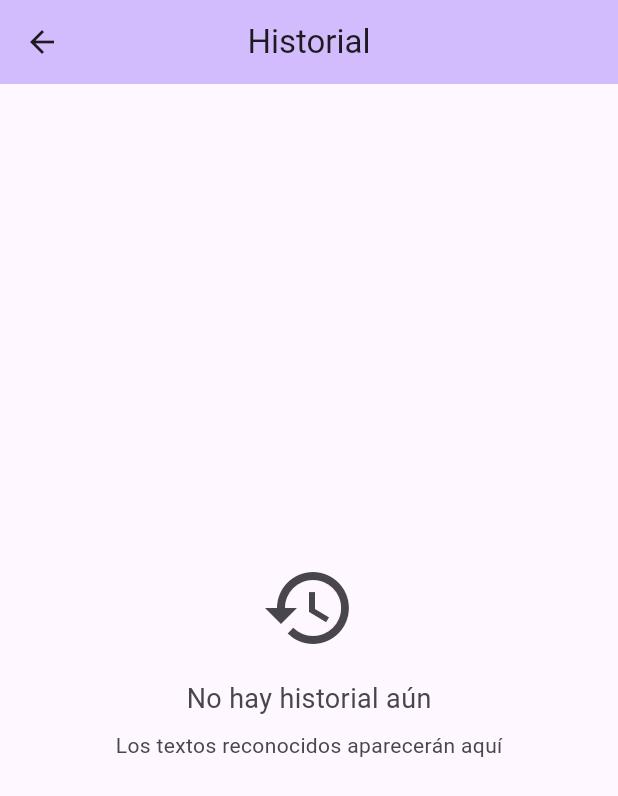
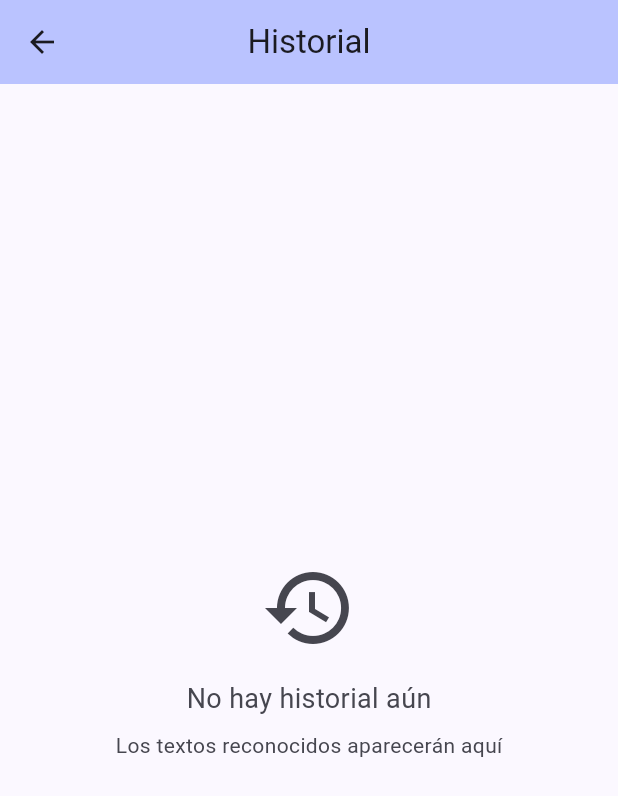
Before and after one commit to T4toh/Kanji-no-Ryoushi, a Flutter app: the screen it shows after launch, after a tap on the "history" icon, on a phone screen of 412 x 824 dp. Shown: the top 796 px of the screen. Run offline on Flutter 3.47's test engine with Material 3 defaults, Android fonts, the light colour scheme and no system bars; our stand-ins replace image_picker, shared_preferences; missing offline and left inert: google_mlkit_text_recognition.

Commit message:
fix: Update seed color from deep purple to indigo accent for light and dark themes

```diff
--- a/lib/main.dart
+++ b/lib/main.dart
@@ -17,7 +17,7 @@ class KanjiNoRyoushiApp extends StatelessWidget {
       // Tema claro
       theme: ThemeData(
         colorScheme: ColorScheme.fromSeed(
-          seedColor: Colors.deepPurple,
+          seedColor: Colors.indigoAccent,
           brightness: Brightness.light,
         ),
         useMaterial3: true,
@@ -42,7 +42,7 @@ class KanjiNoRyoushiApp extends StatelessWidget {
       // Tema oscuro
       darkTheme: ThemeData(
         colorScheme: ColorScheme.fromSeed(
-          seedColor: Colors.deepPurple,
+          seedColor: Colors.indigoAccent,
           brightness: Brightness.dark,
         ),
         useMaterial3: true,
```
